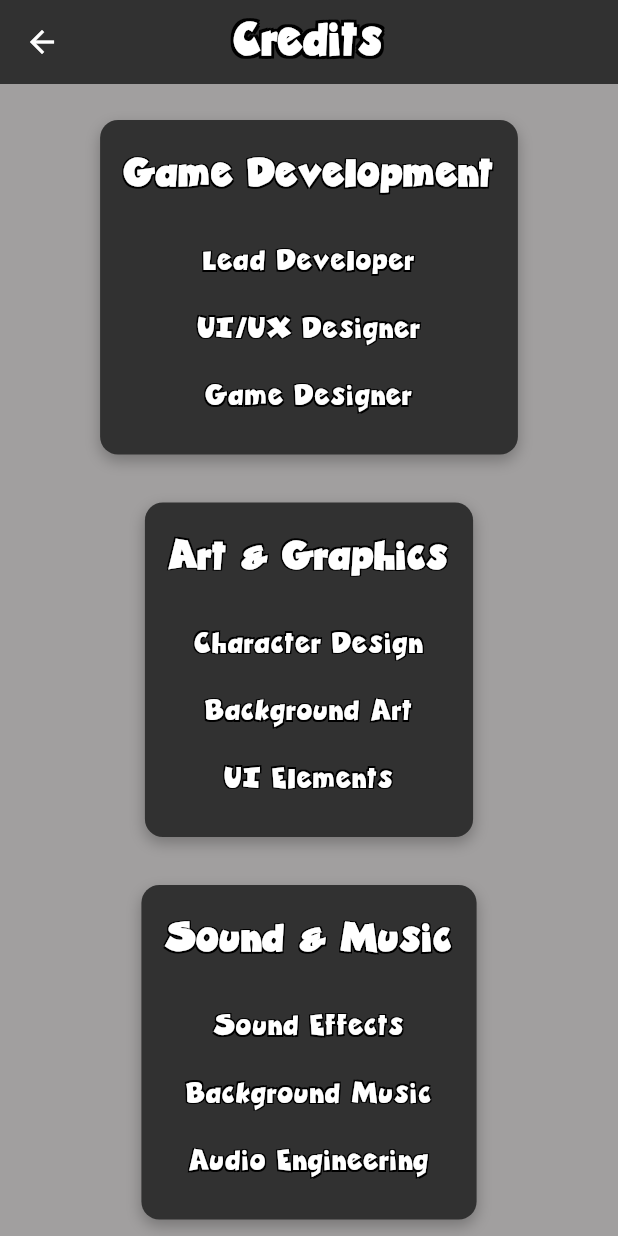
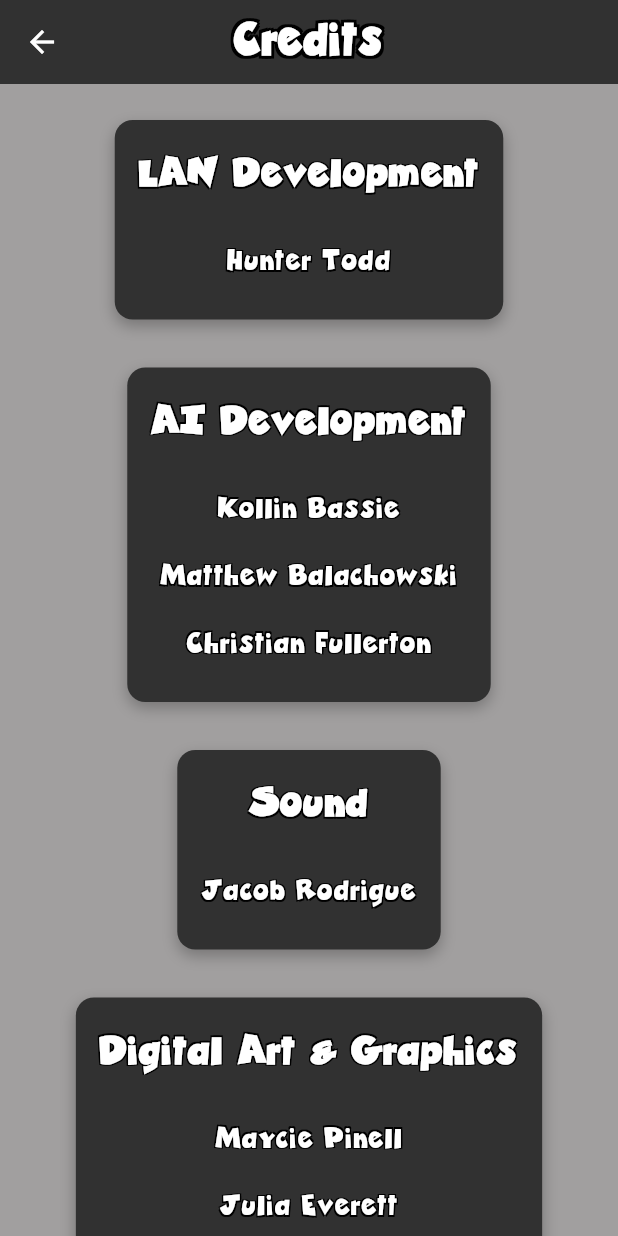
Before and after one commit to mpinel6/CSC4330FInalProject, a Flutter app: the CreditsPage screen opened directly, on a phone screen of 412 x 824 dp. Run offline on Flutter 3.47's test engine with Material 3 defaults, Android fonts, the phone set to English and light mode, and no system bars; our stand-ins replace device_info_plus, just_audio, shared_preferences; missing offline and left inert: network_info_plus; accounts and stored records are empty.

```diff
--- a/lib/credits_page.dart
+++ b/lib/credits_page.dart
@@ -45,38 +45,52 @@ class CreditsPage extends StatelessWidget {
               crossAxisAlignment: CrossAxisAlignment.center,
               children: [
                 _buildCreditSection(
-                  'Game Development',
+                  'LAN Development',
                   [
-                    'Lead Developer',
-                    'UI/UX Designer',
-                    'Game Designer',
+                    'Hunter Todd',
                   ],
                 ),
                 const SizedBox(height: 32),
                 _buildCreditSection(
-                  'Art & Graphics',
+                  'AI Development',
                   [
-                    'Character Design',
-                    'Background Art',
-                    'UI Elements',
+                    'Kollin Bassie',
+                    'Matthew Balachowski',
+                    'Christian Fullerton',
                   ],
                 ),
                 const SizedBox(height: 32),
                 _buildCreditSection(
-                  'Sound & Music',
+                  'Sound',
                   [
-                    'Sound Effects',
-                    'Background Music',
-                    'Audio Engineering',
+                    'Jacob Rodrigue',
+                  ],
+                ),
+                const SizedBox(height: 32),
+                _buildCreditSection(
+                  'Digital Art & Graphics',
+                  [
+                    'Maycie Pinell',
+                    'Julia Everett',
+                  ],
+                ),
+                const SizedBox(height: 32),
+                _buildCreditSection(
+                  'Game Development',
+                  [
+                    'Steven Reed',
+                    'Ian Waskom',
+                    'Samuel Bustmante',
+                    'Colby Blank',
                   ],
                 ),
                 const SizedBox(height: 32),
                 _buildCreditSection(
                   'Special Thanks',
                   [
-                    'Flutter Team',
-                    'Our Amazing Players',
-                    'Support Team',
+                    'Professor Shepherd',
+                    'Monster Energy',
+                    'Mike The Tiger',
                   ],
                 ),
               ],
--- a/pubspec.yaml
+++ b/pubspec.yaml
@@ -84,7 +84,9 @@ flutter:
     - assets/images/liarbutton.png
     - assets/images/Logo.png
     - assets/sound/BG_Music.mp3
-    - assets/sound/CardDownSfx.mp3
+    - assets/sound/card_down.mp3
+    - assets/sound/card_shuffle.mp3
+
 
   # An image asset can refer to one or more resolution-specific "variants", see
   # https://flutter.dev/to/resolution-aware-images
```
Also changed, not shown: lib/gamevsAI.dart (+80 -20 lines), 3 other files.
